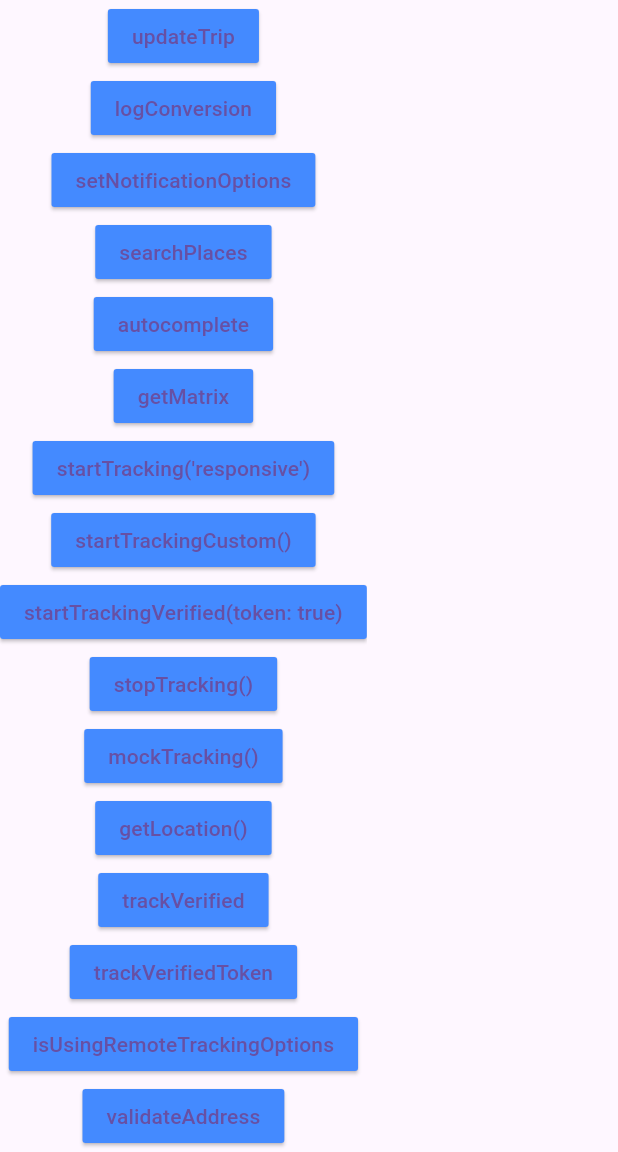
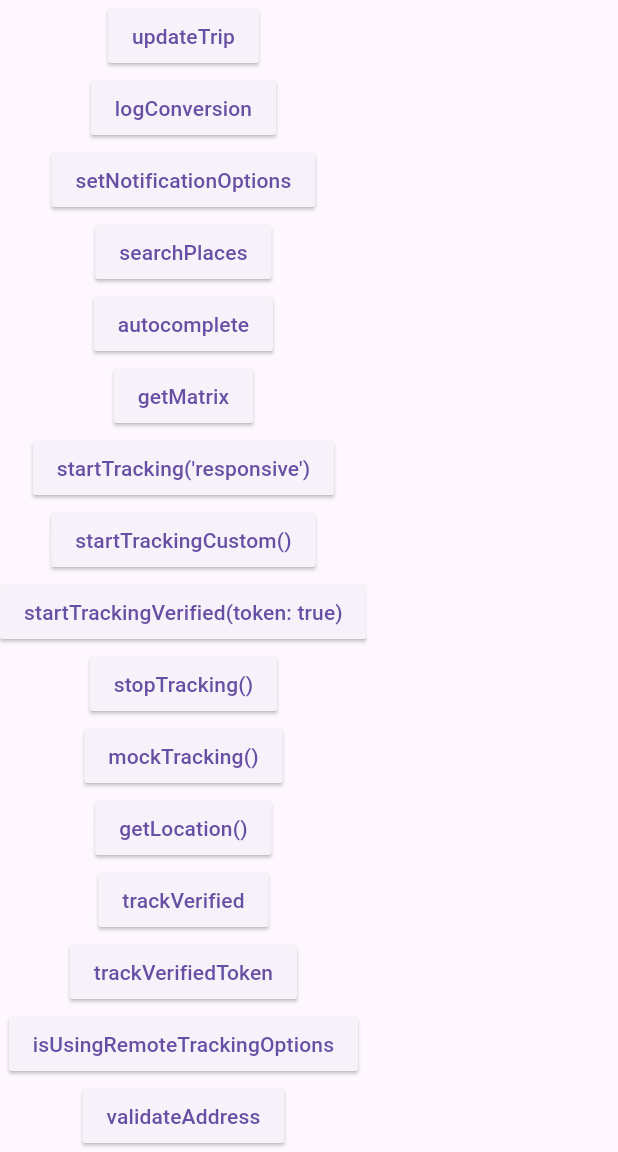
Before and after one commit to radarlabs/flutter-radar, a Flutter app: the screen it shows after launch, scrolled down 356 dp, on a phone screen of 412 x 824 dp, the part 84-1236 px from its top. Run offline on Flutter 3.47's test engine with Material 3 defaults, Android fonts, the phone set to English and light mode, and no system bars.

Commit message:
fix for issues with android release mode

```diff
--- a/example/lib/main.dart
+++ b/example/lib/main.dart
@@ -13,7 +13,6 @@ class MyApp extends StatefulWidget {
 
 class _MyAppState extends State<MyApp> with WidgetsBindingObserver {
   final ButtonStyle raisedButtonStyle = ElevatedButton.styleFrom(
-    primary: Colors.blueAccent,
     minimumSize: Size(88, 36),
     padding: EdgeInsets.symmetric(horizontal: 16),
     shape: const RoundedRectangleBorder(
@@ -38,27 +37,32 @@ class _MyAppState extends State<MyApp> with WidgetsBindingObserver {
 
   // Add this to iOS callback for termination; Android calls this automatically
   // Radar.logTermination();
-
+  @pragma('vm:entry-point')
   static void onLocation(Map res) {
     print('📍📍 onLocation: $res');
   }
 
+  @pragma('vm:entry-point')
   static void onClientLocation(Map res) {
     print('📍📍 onClientLocation: $res');
   }
 
+  @pragma('vm:entry-point')
   static void onError(Map res) {
     print('📍📍 onError: $res');
   }
 
+  @pragma('vm:entry-point')
   static void onLog(Map res) {
     print('📍📍 onLog: $res');
   }
 
+  @pragma('vm:entry-point')
   static void onEvents(Map res) {
     print('📍📍 onEvents: $res');
   }
 
+  @pragma('vm:entry-point')
   static void onToken(Map res) {
     print('📍📍 onToken: $res');
   }
@@ -427,7 +431,6 @@ class Permissions extends StatefulWidget {
 class _PermissionsState extends State<Permissions> {
   String? _status = 'NOT_DETERMINED';
   final ButtonStyle raisedButtonStyle = ElevatedButton.styleFrom(
-    primary: Colors.blueAccent,
     minimumSize: Size(88, 36),
     padding: EdgeInsets.symmetric(horizontal: 16),
     shape: const RoundedRectangleBorder(
@@ -476,7 +479,6 @@ class TrackOnce extends StatefulWidget {
 
 class _TrackOnceState extends State<TrackOnce> {
   final ButtonStyle raisedButtonStyle = ElevatedButton.styleFrom(
-    primary: Colors.blueAccent,
     minimumSize: Size(88, 36),
     padding: EdgeInsets.symmetric(horizontal: 16),
     shape: const RoundedRectangleBorder(
--- a/lib/flutter_radar.dart
+++ b/lib/flutter_radar.dart
@@ -3,6 +3,7 @@ import 'package:flutter/services.dart';
 import 'dart:ui';
 import 'package:flutter/material.dart';
 
+@pragma('vm:entry-point')
 void callbackDispatcher() {
   const MethodChannel _backgroundChannel =
       MethodChannel('flutter_radar_background');
```
